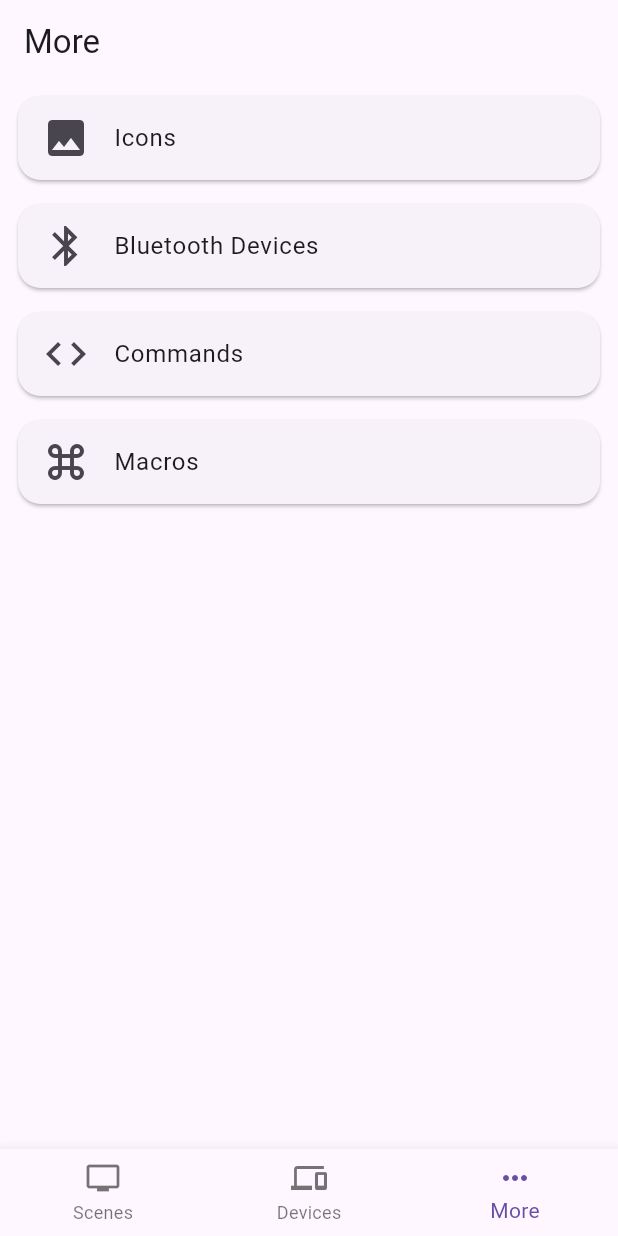
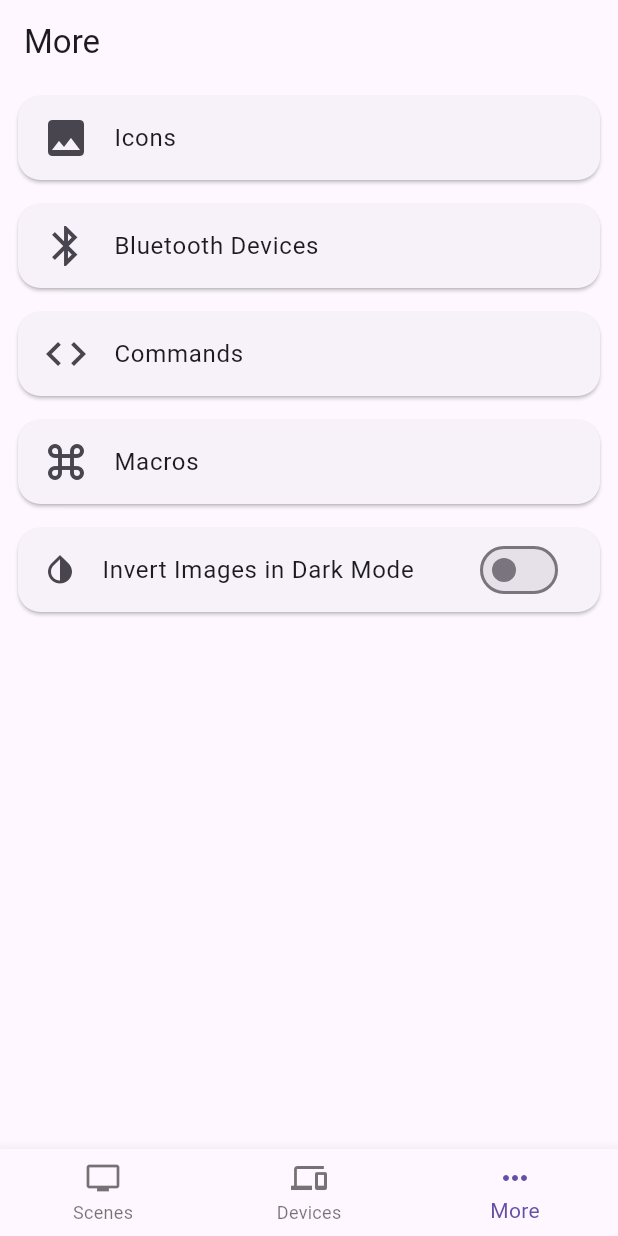
Before and after one commit to LeoKlaus/Equilibrium-Flutter, a Flutter app: the MoreScreen screen opened by its route, on a phone screen of 412 x 824 dp. Run offline on Flutter 3.47's test engine with Material 3 defaults, Android fonts, the phone set to English and light mode, and no system bars; drawn by our look-alikes of streaming_shared_preferences; our stand-ins replace file_picker, get_it, go_router.

Commit message:
Switched to streamed_shared_preferences, added toggle for image color invert

```diff
--- a/equilibrium_flutter/lib/helpers/preference_handler.dart
+++ b/equilibrium_flutter/lib/helpers/preference_handler.dart
@@ -1,27 +1,15 @@
-import 'dart:async' show Future;
-import 'package:shared_preferences/shared_preferences.dart';
+import 'package:streaming_shared_preferences/streaming_shared_preferences.dart';
 
 class PreferenceKeys {
-  static final hubHUrl = "hub_url";
+  static final hubUrl = "hub_url";
+  static final invertImages = "invert_images";
 }
 
-class PreferenceHandler {
-  static Future<SharedPreferences> get _instance async => _prefsInstance ??= await SharedPreferences.getInstance();
+class EquilibriumSettings {
+  EquilibriumSettings(StreamingSharedPreferences preferences)
+      : invertImages = preferences.getBool(PreferenceKeys.invertImages, defaultValue: false),
+        hubUrl = preferences.getString(PreferenceKeys.hubUrl, defaultValue: "null");
 
-  static SharedPreferences? _prefsInstance;
-
-  // call this method from iniState() function of mainApp().
-  static Future<SharedPreferences> init() async {
-    _prefsInstance = await _instance;
-    return _prefsInstance!;
-  }
-
-  static String? getString(String key) {
-    return _prefsInstance?.getString(key);
-  }
-
-  static Future<bool> setString(String key, String value) async {
-    var prefs = await _instance;
-    return prefs.setString(key, value);
-  }
+  final Preference<bool> invertImages;
+  final Preference<String> hubUrl;
 }
--- a/equilibrium_flutter/lib/stateful_shell_app.dart
+++ b/equilibrium_flutter/lib/stateful_shell_app.dart
@@ -81,7 +81,7 @@ class StatefulShellApp extends StatelessWidget {
               GoRoute(
                 path: '/more',
                 builder: (BuildContext context, GoRouterState state) {
-                  return const MoreScreen();
+                  return MoreScreen();
                 },
                 routes: <RouteBase>[
                   GoRoute(
--- a/equilibrium_flutter/lib/views/more/more_screen.dart
+++ b/equilibrium_flutter/lib/views/more/more_screen.dart
@@ -1,9 +1,14 @@
+import 'package:equilibrium_flutter/helpers/preference_handler.dart';
 import 'package:equilibrium_flutter/views/subviews/tappable_card.dart';
 import 'package:flutter/material.dart';
+import 'package:get_it/get_it.dart';
 import 'package:go_router/go_router.dart';
+import 'package:streaming_shared_preferences/streaming_shared_preferences.dart';
 
 class MoreScreen extends StatelessWidget {
-  const MoreScreen({super.key});
+  MoreScreen({super.key});
+
+  final EquilibriumSettings settings = GetIt.instance<EquilibriumSettings>();
 
   @override
   Widget build(BuildContext context) {
@@ -39,6 +44,24 @@ class MoreScreen extends StatelessWidget {
             leadingTile: Icon(Icons.keyboard_command_key, size: 32),
             title: "Macros",
           ),
+          StyledCard(
+            leadingTile: Icon(Icons.invert_colors),
+            title: "Invert Images in Dark Mode",
+            /*trailingTile: Switch(
+              value:
+                  PreferenceHandler.getBool(PreferenceKeys.invertImages) ??
+                  false,
+              onChanged: (newValue) async {
+                await PreferenceHandler.setBool(PreferenceKeys.invertImages, newValue);
+              },
+            ),*/
+            trailingTile: PreferenceBuilder<bool>(preference: settings.invertImages, builder: (context, invertImages) =>
+            Switch(
+              value: invertImages,
+              onChanged: (newValue) => settings.invertImages.setValue(!invertImages),
+            )
+            ),
+          ),
         ],
       ),
     );
--- a/equilibrium_flutter/pubspec.yaml
+++ b/equilibrium_flutter/pubspec.yaml
@@ -39,7 +39,7 @@ dependencies:
   json_annotation: ^4.9.0
   path: ^1.9.1
   provider: ^6.1.5+1
-  shared_preferences: ^2.5.3
+  streaming_shared_preferences: ^2.0.0
   web_socket_channel: ^3.0.3
 
 dev_dependencies:
```
Also changed, not shown: equilibrium_flutter/lib/helpers/hub_connection_handler.dart (+6 -8 lines), equilibrium_flutter/lib/main.dart (+5 -3 lines), equilibrium_flutter/lib/views/subviews/color_inverted.dart (+17 -6 lines), equilibrium_flutter/pubspec.lock.
